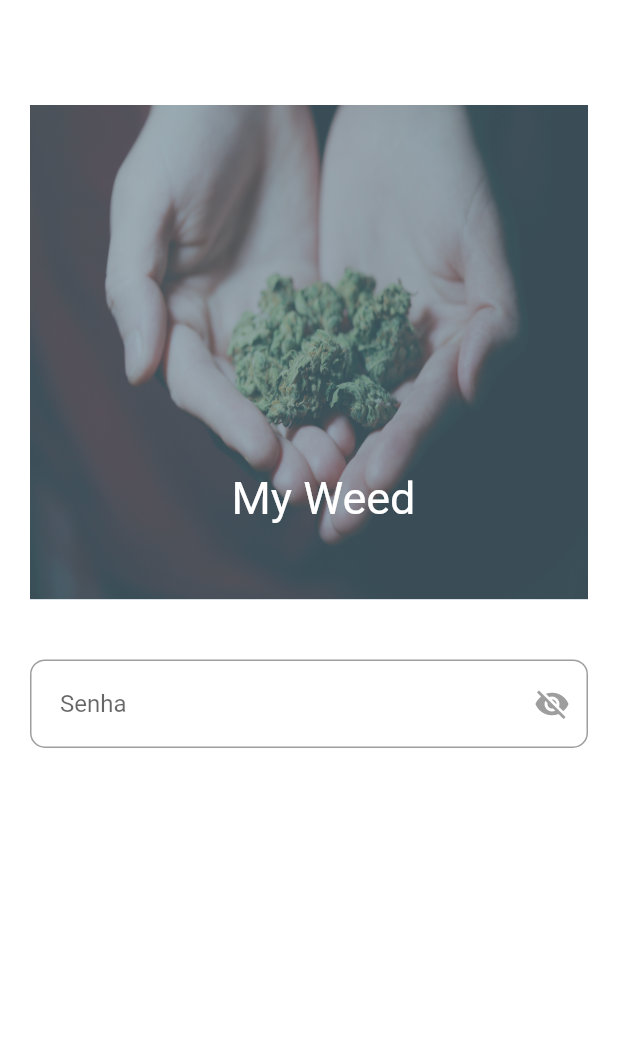
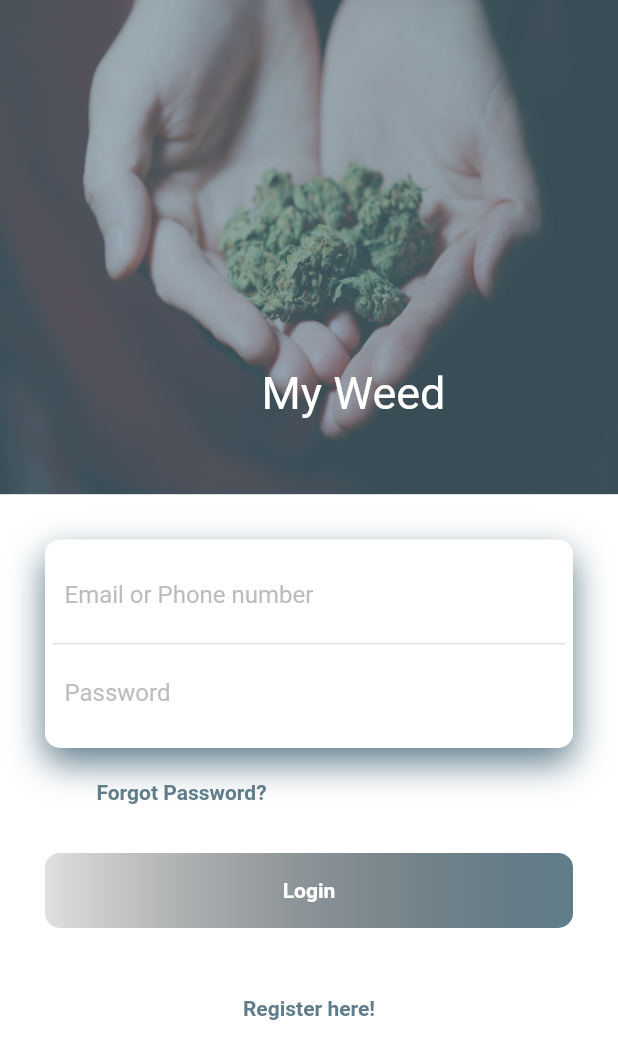
Before and after one commit to JFmaia/example_login_page, a Flutter app: the screen it shows after launch, on a phone screen of 412 x 824 dp. Shown: the top 1059 px of the screen. Run offline on Flutter 3.47's test engine with Material 2 defaults, Android fonts, the phone set to English and light mode, and no system bars.

Commit message:
Layout da tela de login.

```diff
--- a/login_page/lib/pages/login_page.dart
+++ b/login_page/lib/pages/login_page.dart
@@ -1,4 +1,6 @@
+import 'package:flutter/cupertino.dart';
 import 'package:flutter/material.dart';
+import 'package:flutter/painting.dart';
 import 'package:login_page/components/logo.dart';
 
 class LoginPage extends StatefulWidget {
@@ -9,66 +11,128 @@ class LoginPage extends StatefulWidget {
 }
 
 class _LoginPageState extends State<LoginPage> {
-  bool _isVisible = false;
+  final bool _isVisible = false;
   @override
   Widget build(BuildContext context) {
     return Scaffold(
-      body: Container(
-        color: Colors.white,
-        width: double.infinity,
-        padding: const EdgeInsets.symmetric(horizontal: 20, vertical: 20),
+      backgroundColor: Colors.white,
+      body: SafeArea(
+        child: SingleChildScrollView(
           child: Column(
             children: [
-            const Padding(
-              padding: EdgeInsets.only(
-                top: 50,
+              const Logo(),
+              Padding(
+                padding: const EdgeInsets.all(30),
+                child: Column(
+                  children: [
+                    Container(
+                      padding: const EdgeInsets.all(5),
+                      decoration: BoxDecoration(
+                        boxShadow: const [
+                          BoxShadow(
+                            color: Colors.blueGrey,
+                            blurRadius: 20.0,
+                            offset: Offset(0, 10),
                           ),
-              child: Logo(),
-            ),
-            const SizedBox(
-              height: 40,
-            ),
-            TextField(
-              obscureText: !_isVisible,
-              decoration: InputDecoration(
-                //Icone de visualizar a senha.
-                suffixIcon: IconButton(
-                  icon: _isVisible
-                      ? const Icon(
-                          Icons.visibility,
-                          color: Colors.black,
-                        )
-                      : const Icon(
-                          Icons.visibility_off,
-                          color: Colors.grey,
-                        ),
-                  //Mudando o estado do icone de visualização da senha.
-                  onPressed: () {
-                    setState(() {
-                      _isVisible = !_isVisible;
-                    });
-                  },
-                ),
-                //Forma da caixa de texto e cor.
-                border: OutlineInputBorder(
-                  borderSide: const BorderSide(color: Colors.black),
+                        ],
+                        color: Colors.white,
                         borderRadius: BorderRadius.circular(10),
                       ),
-                //Forma da caixa de texto e cor, depois de selecionada.
-                focusedBorder: OutlineInputBorder(
-                  borderRadius: BorderRadius.circular(10),
-                  borderSide: const BorderSide(color: Colors.black),
+                      child: Column(
+                        children: [
+                          Container(
+                            padding: const EdgeInsets.all(8.0),
+                            decoration: const BoxDecoration(
+                              border: Border(
+                                bottom: BorderSide(color: Colors.black12),
                               ),
-                //Texto que fica antes da digitação.
-                hintText: "Senha",
-                //Distancia dentro da caixa de entrada de texto.
-                contentPadding:
-                    const EdgeInsets.symmetric(horizontal: 20, vertical: 20),
+                            ),
+                            child: TextField(
+                              decoration: InputDecoration(
+                                border: InputBorder.none,
+                                hintText: "Email or Phone number",
+                                hintStyle: TextStyle(color: Colors.grey[400]),
+                              ),
+                            ),
+                          ),
+                          Container(
+                            padding: const EdgeInsets.all(8.0),
+                            child: TextField(
+                              decoration: InputDecoration(
+                                border: InputBorder.none,
+                                hintText: "Password",
+                                hintStyle: TextStyle(color: Colors.grey[400]),
+                              ),
                             ),
                           ),
                         ],
                       ),
                     ),
+                    const SizedBox(
+                      height: 6,
+                    ),
+                    Padding(
+                      padding: const EdgeInsets.only(right: 170),
+                      child: TextButton(
+                        child: const Text(
+                          "Forgot Password?",
+                          style: TextStyle(
+                            color: Colors.blueGrey,
+                            fontWeight: FontWeight.bold,
+                          ),
+                        ),
+                        onPressed: () {},
+                      ),
+                    ),
+                    const SizedBox(
+                      height: 16,
+                    ),
+                    GestureDetector(
+                      onTap: () {},
+                      child: Container(
+                        height: 50,
+                        decoration: BoxDecoration(
+                          borderRadius: BorderRadius.circular(10),
+                          gradient: const LinearGradient(
+                            colors: [
+                              Colors.black12,
+                              Colors.blueGrey,
+                            ],
+                          ),
+                        ),
+                        child: const Center(
+                          child: Text(
+                            "Login",
+                            style: TextStyle(
+                              color: Colors.white,
+                              fontWeight: FontWeight.bold,
+                            ),
+                          ),
+                        ),
+                      ),
+                    ),
+                    const SizedBox(
+                      height: 30,
+                    ),
+                    Center(
+                      child: TextButton(
+                        child: const Text(
+                          "Register here!",
+                          style: TextStyle(
+                            color: Colors.blueGrey,
+                            fontWeight: FontWeight.bold,
+                          ),
+                        ),
+                        onPressed: () {},
+                      ),
+                    ),
+                  ],
+                ),
+              ),
+            ],
+          ),
+        ),
+      ),
     );
   }
 }
```
Lines whose indentation alone changed are shown as unchanged.
